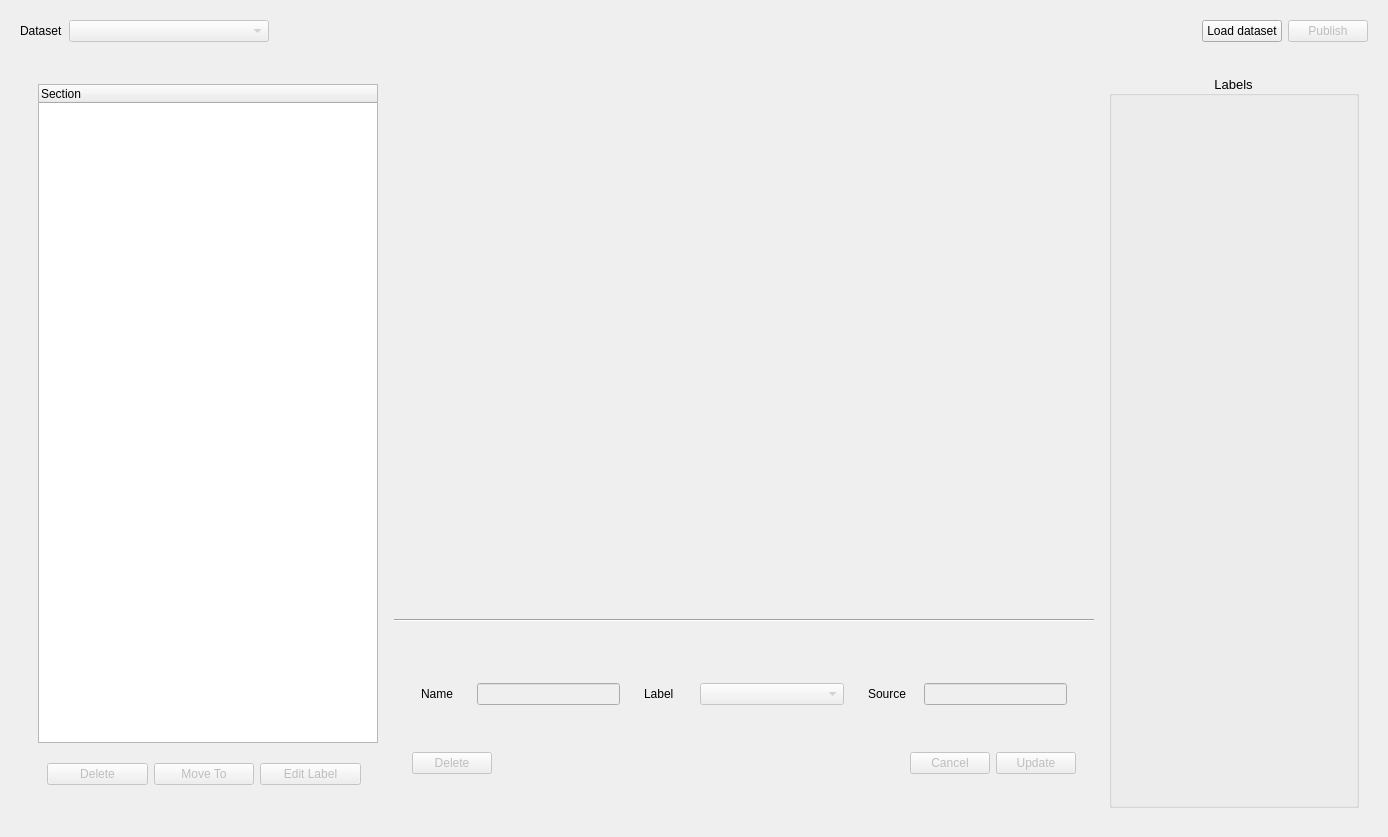
Qt form widgets/datawidget.ui (jalalirs/iStudio) before a commit.
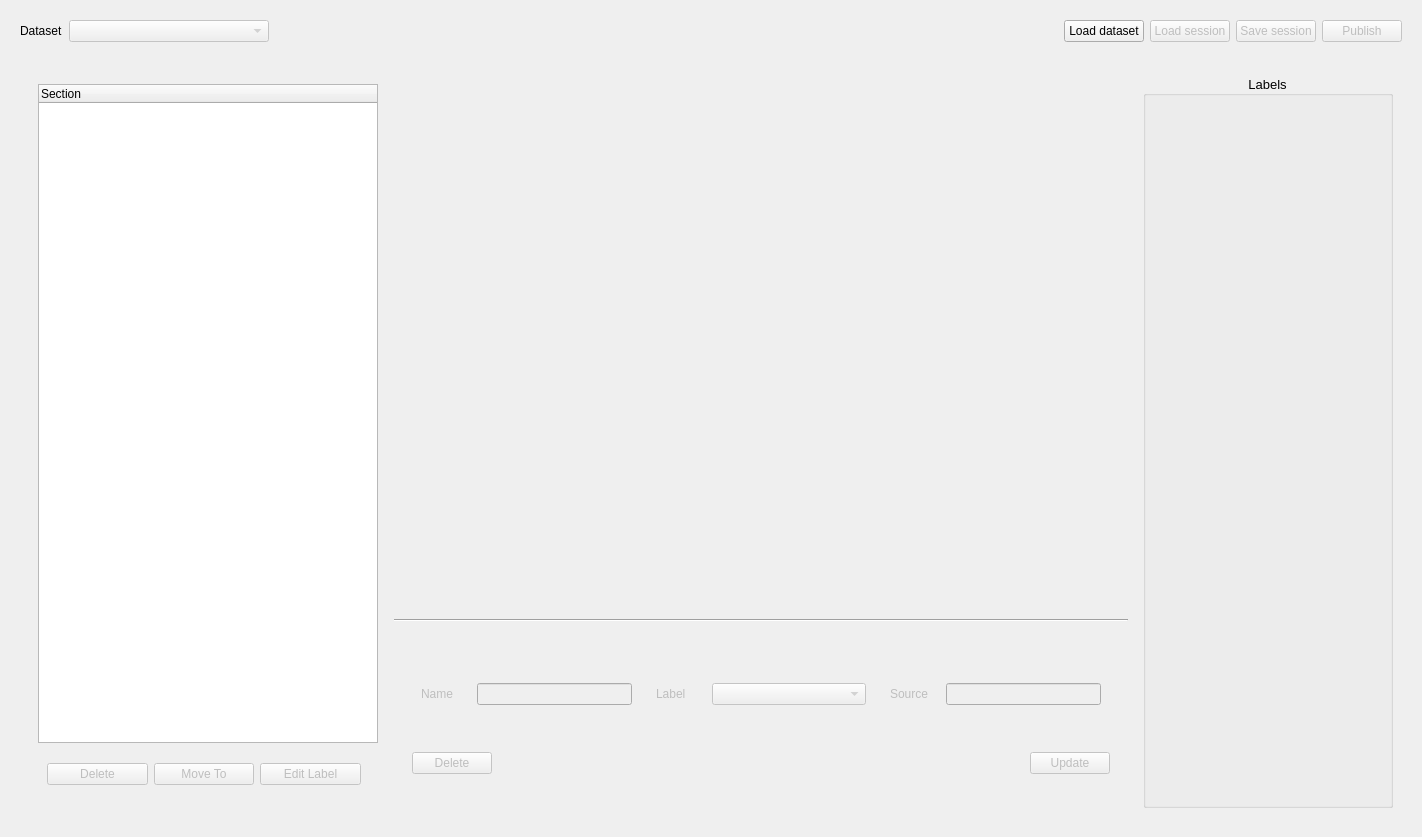
The same form after that commit.

Commit message: datawidget: completed

Diff of the .ui file:
```diff
--- a/widgets/datawidget.ui
+++ b/widgets/datawidget.ui
@@ -6,7 +6,7 @@
    <rect>
     <x>0</x>
     <y>0</y>
-    <width>1384</width>
+    <width>1422</width>
     <height>837</height>
    </rect>
   </property>
@@ -66,6 +66,26 @@
         </property>
        </widget>
       </item>
+      <item>
+       <widget class="QPushButton" name="pbLoadSession">
+        <property name="enabled">
+         <bool>false</bool>
+        </property>
+        <property name="text">
+         <string>Load session</string>
+        </property>
+       </widget>
+      </item>
+      <item>
+       <widget class="QPushButton" name="pbSaveSession">
+        <property name="enabled">
+         <bool>false</bool>
+        </property>
+        <property name="text">
+         <string>Save session</string>
+        </property>
+       </widget>
+      </item>
       <item>
        <widget class="QPushButton" name="pbPublish">
         <property name="enabled">
@@ -257,9 +277,15 @@
                  <layout class="QHBoxLayout" name="horizontalLayout_6">
                   <item>
                    <widget class="QWidget" name="widget_4" native="true">
+                    <property name="enabled">
+                     <bool>true</bool>
+                    </property>
                     <layout class="QHBoxLayout" name="horizontalLayout_2">
                      <item>
-                      <widget class="QLabel" name="label_2">
+                      <widget class="QLabel" name="nameLable">
+                       <property name="enabled">
+                        <bool>false</bool>
+                       </property>
                        <property name="minimumSize">
                         <size>
                          <width>50</width>
@@ -291,7 +317,10 @@
                    <widget class="QWidget" name="widget_5" native="true">
                     <layout class="QHBoxLayout" name="horizontalLayout_3">
                      <item>
-                      <widget class="QLabel" name="label_3">
+                      <widget class="QLabel" name="labelLabel">
+                       <property name="enabled">
+                        <bool>false</bool>
+                       </property>
                        <property name="minimumSize">
                         <size>
                          <width>50</width>
@@ -329,7 +358,10 @@
                    <widget class="QWidget" name="widget_6" native="true">
                     <layout class="QHBoxLayout" name="horizontalLayout_5">
                      <item>
-                      <widget class="QLabel" name="label_5">
+                      <widget class="QLabel" name="sourceLabel">
+                       <property name="enabled">
+                        <bool>false</bool>
+                       </property>
                        <property name="minimumSize">
                         <size>
                          <width>50</width>
@@ -392,16 +424,6 @@
                     </property>
                    </spacer>
                   </item>
-                  <item>
-                   <widget class="QPushButton" name="pbCancelEdit">
-                    <property name="enabled">
-                     <bool>false</bool>
-                    </property>
-                    <property name="text">
-                     <string>Cancel</string>
-                    </property>
-                   </widget>
-                  </item>
                   <item>
                    <widget class="QPushButton" name="pbUpdateSingle">
                     <property name="enabled">
```
Left out of the diff: 4 changed lines with no effect on the pictures. The commit also changes 7 other files.
